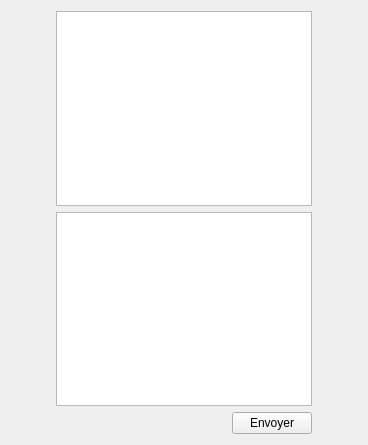
This is le2m/client/cltgui/cltguisrc/cltguisrcwid/widChat.ui in dimdub34/le2m-v2.1 as Qt 5 draws it before an edit. The edited form follows.
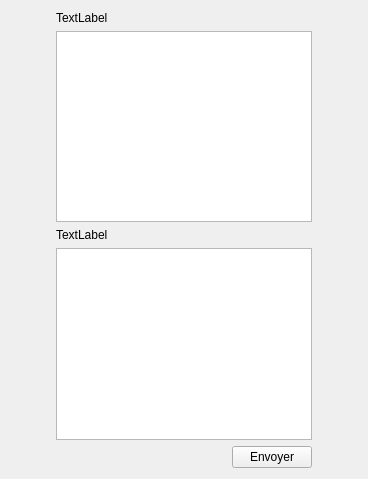
This is the edited form.

Commit message: Update the chat dialog: replace the listWidget by a textEdit and add 2 labels for clarity reasons

```diff
--- a/le2m/client/cltgui/cltguisrc/cltguisrcwid/widChat.ui
+++ b/le2m/client/cltgui/cltguisrc/cltguisrcwid/widChat.ui
@@ -7,7 +7,7 @@
     <x>0</x>
     <y>0</y>
     <width>368</width>
-    <height>445</height>
+    <height>479</height>
    </rect>
   </property>
   <property name="windowTitle">
@@ -30,10 +30,24 @@
    <item>
     <layout class="QVBoxLayout" name="verticalLayout">
      <item>
-      <widget class="QListWidget" name="listWidget"/>
+      <widget class="QLabel" name="label_read">
+       <property name="text">
+        <string>TextLabel</string>
+       </property>
+      </widget>
      </item>
      <item>
-      <widget class="QTextEdit" name="textEdit"/>
+      <widget class="QTextEdit" name="textEdit_read"/>
+     </item>
+     <item>
+      <widget class="QLabel" name="label_write">
+       <property name="text">
+        <string>TextLabel</string>
+       </property>
+      </widget>
+     </item>
+     <item>
+      <widget class="QTextEdit" name="textEdit_write"/>
      </item>
      <item>
       <layout class="QHBoxLayout" name="horizontalLayout">
```
The commit also changes 6 other files.
